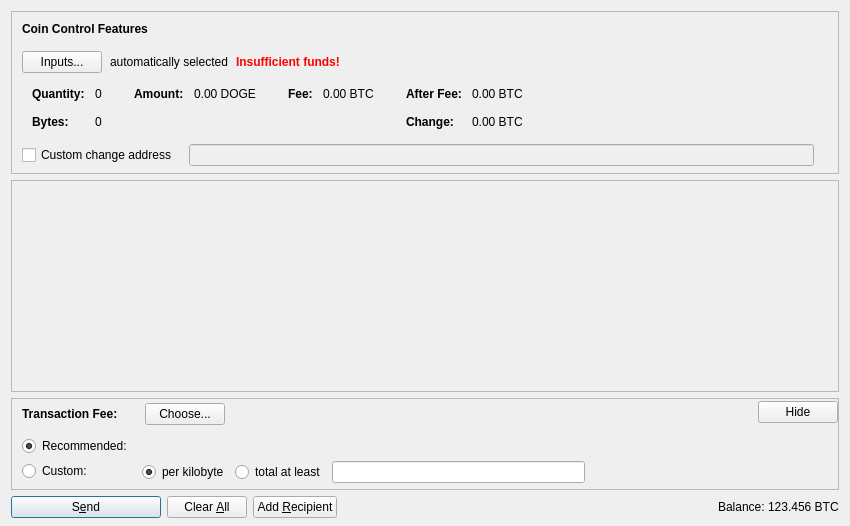
The window that src/qt/forms/sendcoinsdialog.ui (VadiqueMe/dogecoin) describes before a commit, drawn with Qt 5.
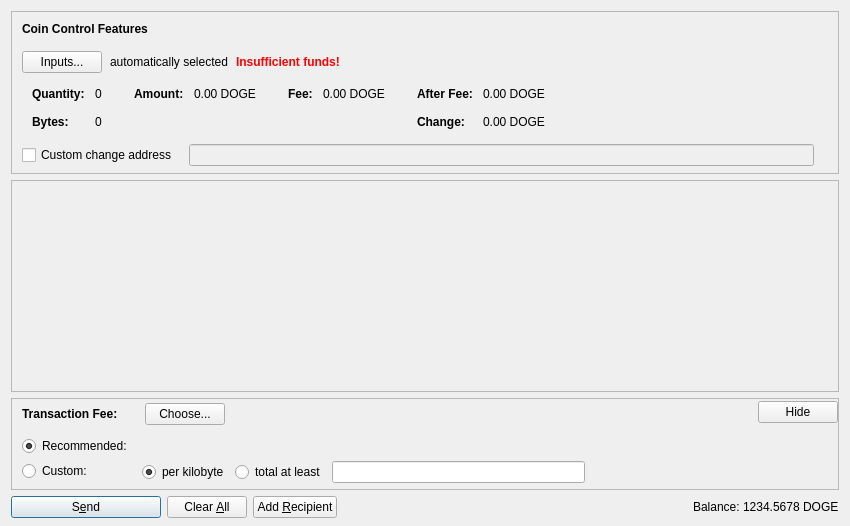
The same window after the commit. Icons and pictures are not drawn. Custom widgets are drawn as their Qt base class.

The edit to the form file:
```diff
--- a/src/qt/forms/sendcoinsdialog.ui
+++ b/src/qt/forms/sendcoinsdialog.ui
@@ -375,7 +375,7 @@
                   <enum>Qt::ActionsContextMenu</enum>
                  </property>
                  <property name="text">
-                  <string notr="true">0.00 BTC</string>
+                  <string notr="true">0.00 DOGE</string>
                  </property>
                  <property name="textInteractionFlags">
                   <set>Qt::LinksAccessibleByMouse|Qt::TextSelectableByKeyboard|Qt::TextSelectableByMouse</set>
@@ -426,7 +426,7 @@
                   <enum>Qt::ActionsContextMenu</enum>
                  </property>
                  <property name="text">
-                  <string notr="true">0.00 BTC</string>
+                  <string notr="true">0.00 DOGE</string>
                  </property>
                  <property name="textInteractionFlags">
                   <set>Qt::LinksAccessibleByMouse|Qt::TextSelectableByKeyboard|Qt::TextSelectableByMouse</set>
@@ -455,7 +455,7 @@
                   <enum>Qt::ActionsContextMenu</enum>
                  </property>
                  <property name="text">
-                  <string notr="true">0.00 BTC</string>
+                  <string notr="true">0.00 DOGE</string>
                  </property>
                  <property name="textInteractionFlags">
                   <set>Qt::LinksAccessibleByMouse|Qt::TextSelectableByKeyboard|Qt::TextSelectableByMouse</set>
@@ -1091,7 +1091,7 @@
           <cursorShape>IBeamCursor</cursorShape>
          </property>
          <property name="text">
-          <string notr="true">123.456 BTC</string>
+          <string notr="true">1234.5678 DOGE</string>
          </property>
          <property name="textInteractionFlags">
           <set>Qt::LinksAccessibleByMouse|Qt::TextSelectableByKeyboard|Qt::TextSelectableByMouse</set>
```
